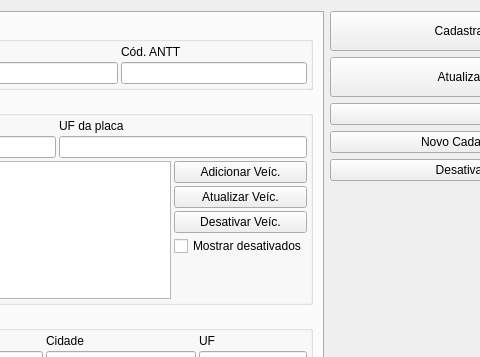
Above: ui/cadastrotransportadora.ui from darktorres/ERP-STACCATO before the change; both pictures show x 724 to 1204 and y 0 to 357 of the 1327 by 541 pixel window. Below: the same form after it.
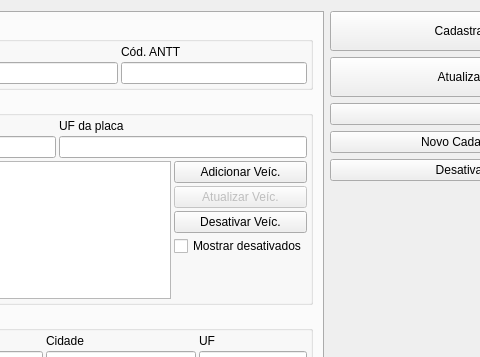
That is the form after the change. Icons and pictures are not drawn. Custom widgets are drawn as their Qt base class.

Commit message: Desativado alteração de cadastro veículo

What changed in the file:
```diff
--- a/ui/cadastrotransportadora.ui
+++ b/ui/cadastrotransportadora.ui
@@ -358,6 +358,9 @@
               </item>
               <item>
                <widget class="QPushButton" name="pushButtonAtualizarVeiculo">
+                <property name="enabled">
+                 <bool>false</bool>
+                </property>
                 <property name="text">
                  <string>Atualizar Veíc.</string>
                 </property>
```
The commit also changes 1 other file.
